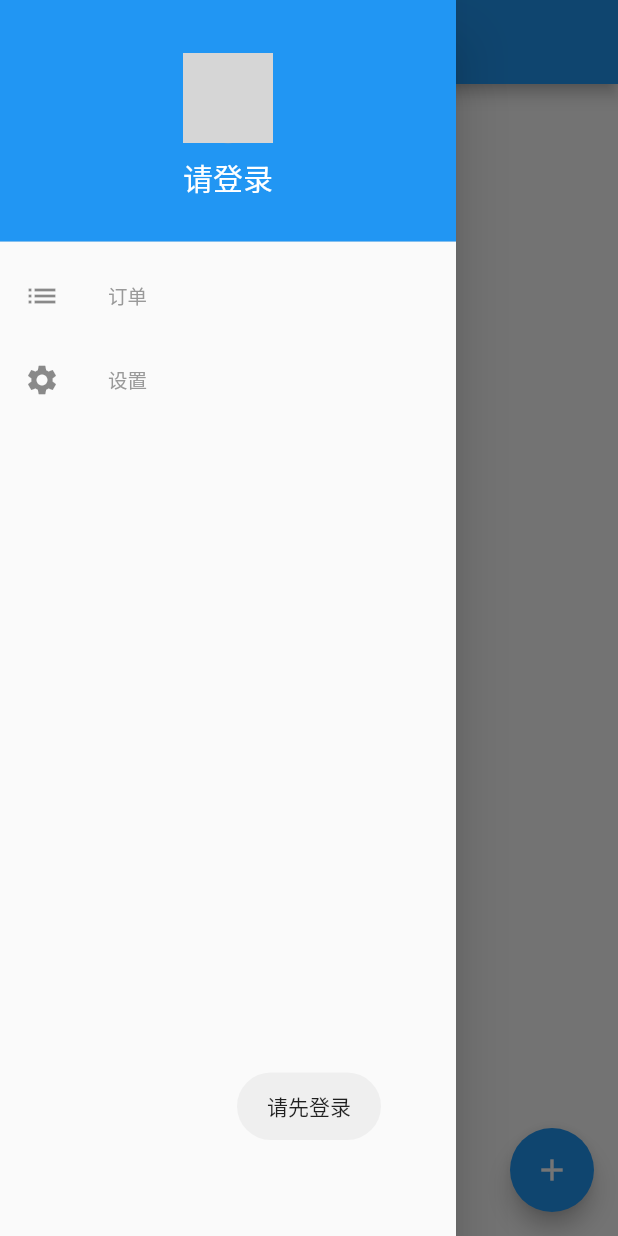
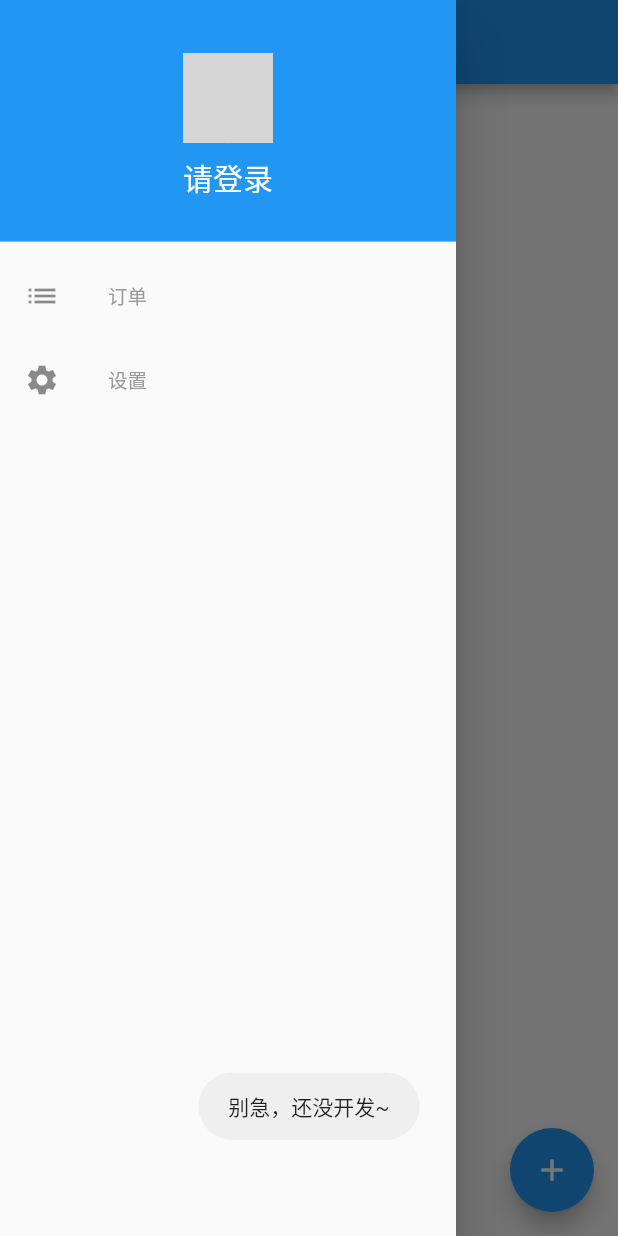
Before and after one commit to forbidden-game/hello_books, a Flutter app: the screen it shows after launch, in the side drawer, after a tap on "设置", on a phone screen of 412 x 824 dp. Run offline on Flutter 3.47's test engine with Material 2 defaults, Android fonts, the phone set to English and light mode, and no system bars; our stand-ins replace cached_network_image, fluttertoast, image_picker, shared_preferences; missing offline and left inert: data_plugin; accounts and stored records are empty; network calls fail; grey boxes are pictures that could not be loaded.

Commit message:
删除设置页面

```diff
--- a/lib/main.dart
+++ b/lib/main.dart
@@ -5,7 +5,6 @@ import 'constant/constants.dart';
 import 'pages/home_page.dart';
 import 'pages/login_page.dart';
 import 'pages/publish_page.dart';
-import 'pages/setting_page.dart';
 
 void main() => runApp(MyApp());
 
@@ -74,7 +73,6 @@ class MyApp extends StatelessWidget {
       home: HomePage(title: "租书吧"),
       routes: {
         'loginRoute': (BuildContext context) => LoginPage(),
-        'settingRoute': (BuildContext context) => SettingPage(),
         'publishRoute': (BuildContext context) => PublishPage(),
         'userCenterRoute': (BuildContext context) => UserCenterPage(),
       },
--- a/lib/pages/home_page.dart
+++ b/lib/pages/home_page.dart
@@ -68,14 +68,7 @@ class _HomePageState extends State<HomePage> {
   }
 
   Future<void> onSettingTap() async {
-    if (await UserHelper.isLogin) {
-      var logout = await Navigator.pushNamed(context, "settingRoute");
-      if (logout) {
-        BookToast.toast("退出了");
-      }
-    } else {
-      BookToast.toast("请先登录");
-    }
+    BookToast.toast("别急，还没开发~");
   }
 }
 
```
Also changed, not shown: lib/pages/setting_page.dart (deleted, +0 -64 lines).
